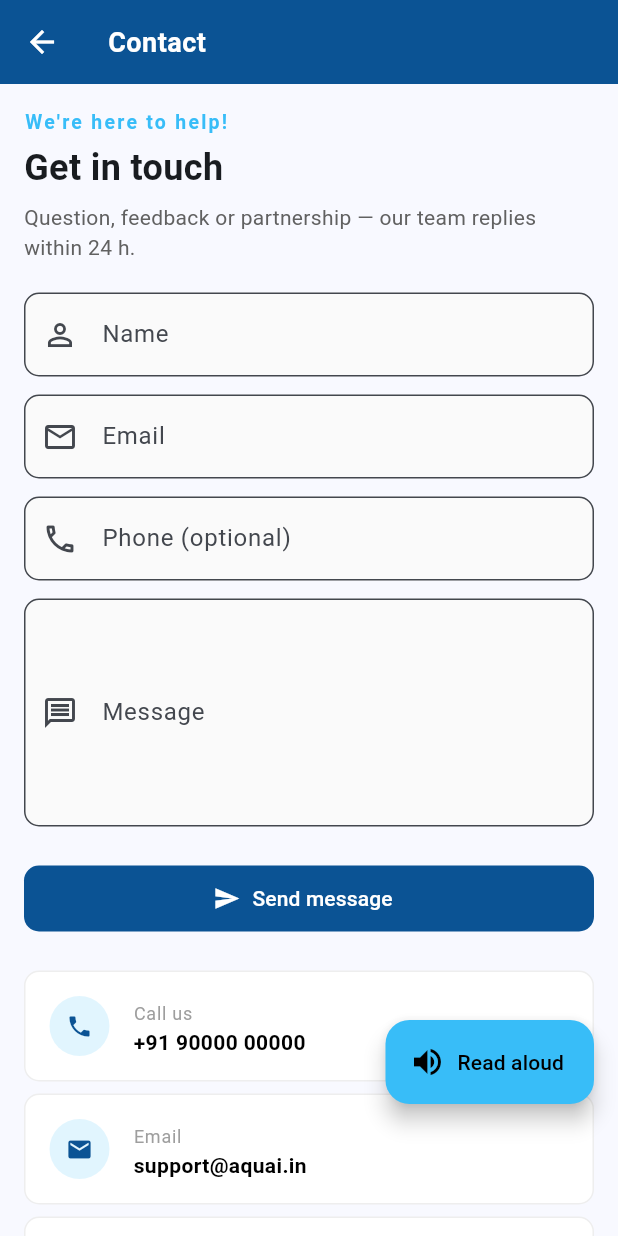
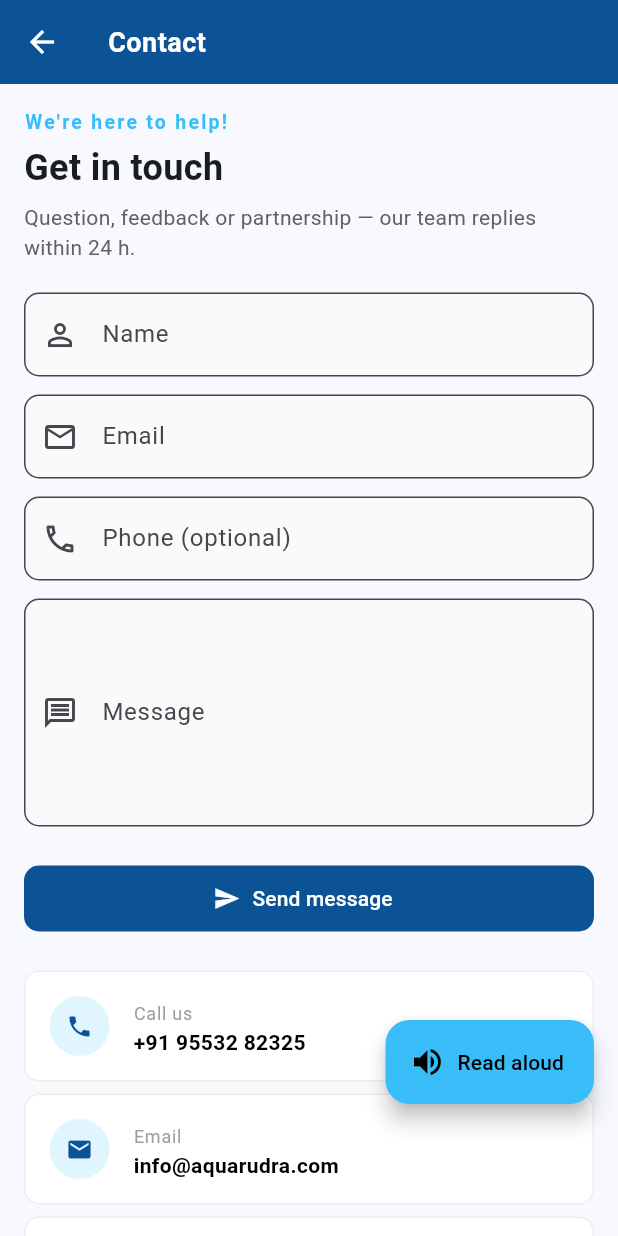
Before and after one commit to advertsocialai/AquaAI, a Flutter app: the ContactScreen screen opened directly, on a phone screen of 412 x 824 dp. Run offline on Flutter 3.47's test engine with Material 3 defaults, Android fonts, the phone set to English and light mode, and no system bars; our stand-ins replace connectivity_plus, dio, drift, firebase_core, fl_chart, flutter_riverpod and 4 more; missing offline and left inert: mobile_scanner; accounts and stored records are empty; generated files the repository leaves out were written again.

Commit message:
Contact: sweep phone + email to real values, fix header wordmark
User confirmed real contact details:
  phone     : +91 95532 82325
  email     : info@aquarudra.com
  whatsapp  : +91 95532 82325 (https://wa.me/919553282325)

Updated in:
  - src/components/layout/Header.tsx   wordmark 'AQUA AI' → 'AQUA RUDRA'
  - src/pages/ContactPage.tsx          sidebar Call/Email/WhatsApp blocks
    (already use tel:/mailto:/wa.me hrefs, so 'click → call' and
    'click → email' wiring works as the user requested)
  - mobile/lib/utils/constants.dart    appName / supportEmail /
                                       supportPhone / websiteUrl
  - mobile/lib/screens/contact/        spoken-text + tile values
    contact_screen.dart

No more 90000 00000 / 919000000000 placeholders remain in src/ or mobile/.

Co-Authored-By: Claude Opus 4.7 (1M context) <noreply@anthropic.com>

```diff
--- a/mobile/lib/screens/contact/contact_screen.dart
+++ b/mobile/lib/screens/contact/contact_screen.dart
@@ -26,7 +26,7 @@ class _ContactScreenState extends State<ContactScreen>
       "We're here to help. Get in touch. Question, feedback or "
       'partnership — our team replies within 24 hours. '
       'Call us at ${AppInfo.supportPhone}. Email ${AppInfo.supportEmail}. '
-      'WhatsApp +91 90000 00000. Office: Andhra Pradesh, India.',
+      'WhatsApp +91 95532 82325. Office: Andhra Pradesh, India.',
     );
   }
 
@@ -113,7 +113,7 @@ class _ContactScreenState extends State<ContactScreen>
           const SizedBox(height: 24),
           _contactTile(Icons.phone, 'Call us', AppInfo.supportPhone),
           _contactTile(Icons.email, 'Email', AppInfo.supportEmail),
-          _contactTile(Icons.chat, 'WhatsApp', '+91 90000 00000'),
+          _contactTile(Icons.chat, 'WhatsApp', '+91 95532 82325'),
           _contactTile(Icons.location_on, 'Office', 'Andhra Pradesh, India'),
         ],
       ),
--- a/mobile/lib/utils/constants.dart
+++ b/mobile/lib/utils/constants.dart
@@ -62,10 +62,10 @@ class QualityGradeThresholds {
 }
 
 class AppInfo {
-  static const String appName = 'Aqua AI';
+  static const String appName = 'Aqua Rudra';
   static const String tagline = 'Decoding aquaculture, one pond at a time';
-  static const String supportEmail = 'support@aquai.in';
-  static const String supportPhone = '+91 90000 00000';
-  static const String websiteUrl = 'https://aquai.in';
+  static const String supportEmail = 'info@aquarudra.com';
+  static const String supportPhone = '+91 95532 82325';
+  static const String websiteUrl = 'https://aquarudra.com';
   static const String version = '1.0.0';
 }
```
Also changed, not shown: 2 other files.
